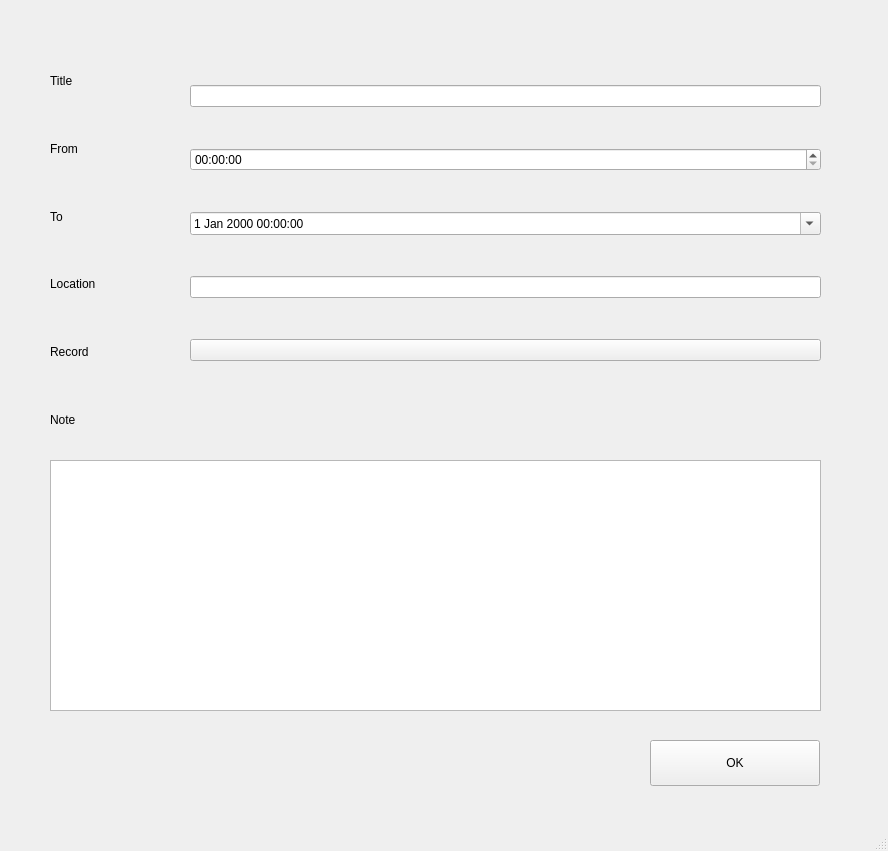
Above: choose.ui from steven558877/Calendar before the change. Below: the same form after it.
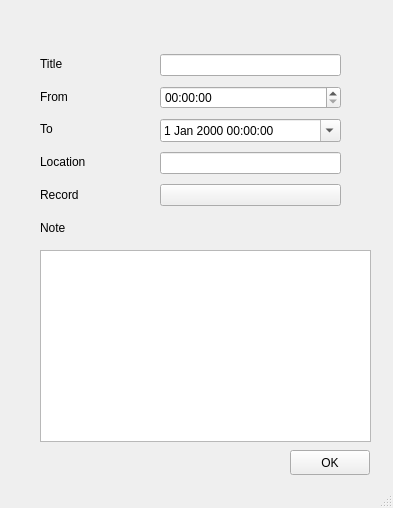
That is the form after the change.

```diff
--- a/choose.ui
+++ b/choose.ui
@@ -6,8 +6,8 @@
    <rect>
     <x>0</x>
     <y>0</y>
-    <width>888</width>
-    <height>851</height>
+    <width>393</width>
+    <height>508</height>
    </rect>
   </property>
   <property name="windowTitle">
@@ -17,10 +17,10 @@
    <widget class="QPushButton" name="okBtn">
     <property name="geometry">
      <rect>
-      <x>650</x>
-      <y>740</y>
-      <width>170</width>
-      <height>46</height>
+      <x>290</x>
+      <y>450</y>
+      <width>80</width>
+      <height>25</height>
      </rect>
     </property>
     <property name="text">
@@ -30,20 +30,20 @@
    <widget class="QTextEdit" name="comment">
     <property name="geometry">
      <rect>
-      <x>50</x>
-      <y>460</y>
-      <width>771</width>
-      <height>251</height>
+      <x>40</x>
+      <y>250</y>
+      <width>331</width>
+      <height>192</height>
      </rect>
     </property>
    </widget>
    <widget class="QWidget" name="verticalLayoutWidget">
     <property name="geometry">
      <rect>
-      <x>50</x>
+      <x>40</x>
       <y>50</y>
-      <width>131</width>
-      <height>401</height>
+      <width>101</width>
+      <height>191</height>
      </rect>
     </property>
     <layout class="QVBoxLayout" name="verticalLayout">
@@ -94,10 +94,10 @@
    <widget class="QWidget" name="verticalLayoutWidget_2">
     <property name="geometry">
      <rect>
-      <x>190</x>
+      <x>160</x>
       <y>50</y>
-      <width>631</width>
-      <height>351</height>
+      <width>181</width>
+      <height>161</height>
      </rect>
     </property>
     <layout class="QVBoxLayout" name="verticalLayout_2">
```
